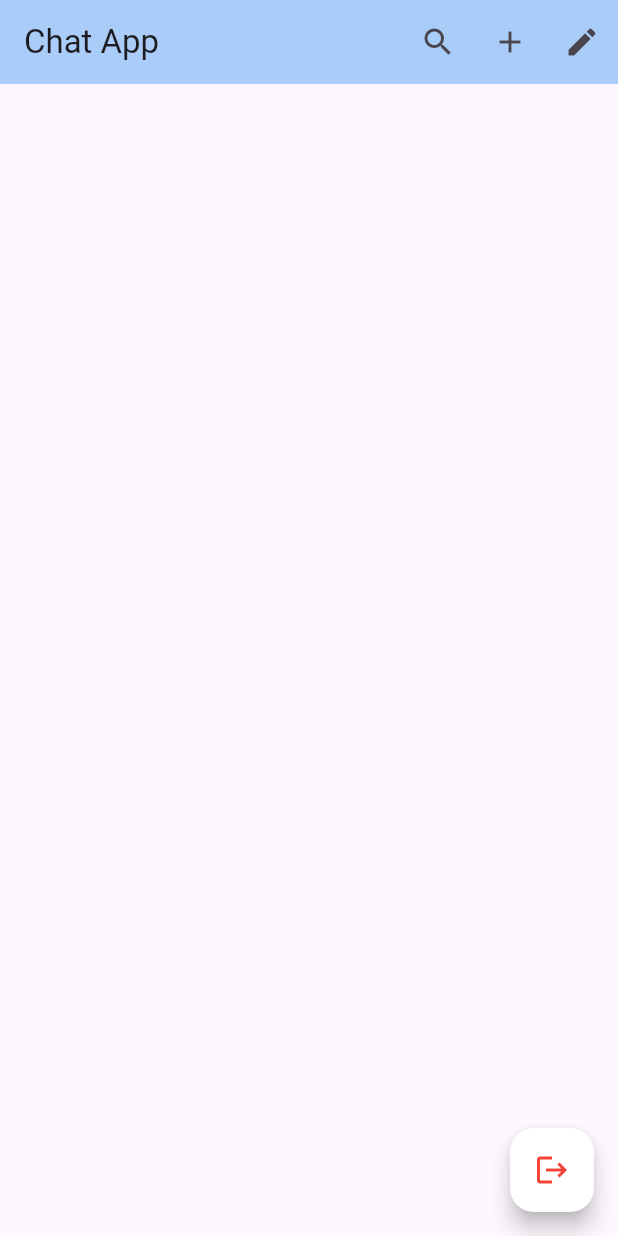
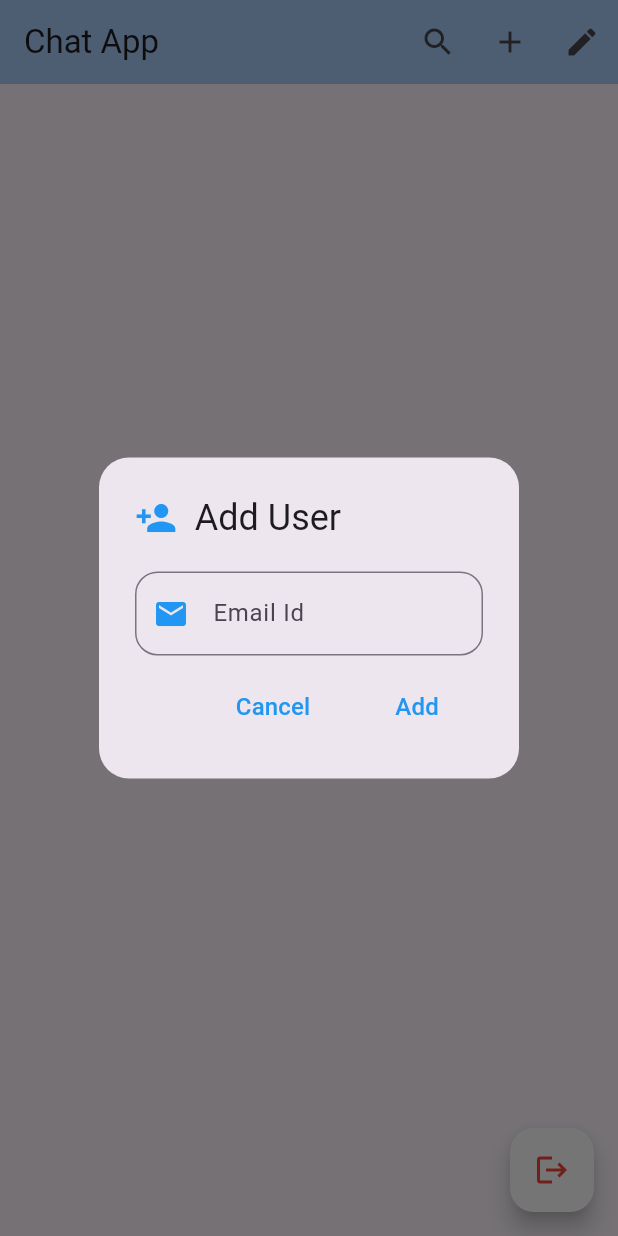
Before and after one commit to MannMeruliya/Chat_App, a Flutter app: the HomeScreen screen opened directly, after a tap on the "add" icon, on a phone screen of 412 x 824 dp. Run offline on Flutter 3.47's test engine with Material 2 defaults, Android fonts, the phone set to English and light mode, and no system bars; our stand-ins replace cached_network_image, cloud_firestore, firebase_auth, firebase_core, firebase_storage, google_sign_in and 2 more; accounts and stored records are empty; network calls fail.

Commit message:
12 PM || 5-10-23

```diff
--- a/lib/model/APIs.dart
+++ b/lib/model/APIs.dart
@@ -58,11 +58,33 @@ class Api {
         .set(user.toJson());
   }
 
-  static Stream<QuerySnapshot<Map<String, dynamic>>> getalluser() {
+  static Stream<QuerySnapshot<Map<String, dynamic>>> getuserID() {
     return firestore
         .collection('users')
-        .where('id', isNotEqualTo: auth.currentUser!.uid)
+        .doc(auth.currentUser!.uid)
+        .collection('my_users')
         .snapshots();
+  }
+
+  static Stream<QuerySnapshot<Map<String, dynamic>>> getalluser(
+      List<String> userId) {
+    print('userid : $userId');
+
+    return firestore
+        .collection('users')
+        .where('id', whereIn: userId)
+        // .where('id', isNotEqualTo: auth.currentUser!.uid)
+        .snapshots();
+  }
+
+  static Future<void> sendfirstmessage(
+      Chat chatuser, String msg, Type type) async {
+    await firestore
+        .collection('users')
+        .doc(chatuser.id)
+        .collection('my_users')
+        .doc(auth.currentUser!.uid)
+        .set({}).then((value) => sendMessage(chatuser, msg, type));
   }
 
   static Future<void> updateinfo() async {
@@ -144,4 +166,27 @@ class Api {
     await sendMessage(user, imageurl, Type.image);
   }
 
+  static Future<bool> addChatUser(String email) async {
+    final data = await firestore
+        .collection('users')
+        .where('email', isEqualTo: email)
+        .get();
+
+    print('data: ${data.docs}');
+
+    if (data.docs.isNotEmpty && data.docs.first.id != auth.currentUser!.uid) {
+      print('user exists: ${data.docs.first.data()}');
+
+      firestore
+          .collection('users')
+          .doc(auth.currentUser!.uid)
+          .collection('my_users')
+          .doc(data.docs.first.id)
+          .set({});
+
+      return true;
+    } else {
+      return false;
+    }
+  }
 }
--- a/lib/screen/homescreen.dart
+++ b/lib/screen/homescreen.dart
@@ -1,5 +1,6 @@
 import 'package:fb_miner/model/APIs.dart';
 import 'package:fb_miner/model/chat_model.dart';
+import 'package:fb_miner/model/helper/dialogs.dart';
 import 'package:fb_miner/screen/loginscreen.dart';
 import 'package:fb_miner/screen/profile_screen.dart';
 import 'package:fb_miner/screen/users.dart';
@@ -14,7 +15,6 @@ class HomeScreen extends StatefulWidget {
 }
 
 class _HomeScreenState extends State<HomeScreen> {
-
   List<Chat> _list = [];
 
   final List<Chat> _searchList = [];
@@ -40,7 +40,7 @@ class _HomeScreenState extends State<HomeScreen> {
       appBar: AppBar(
         backgroundColor: const Color(0xffAED2FF),
         title: _isSearching
-            ?TextField(
+            ? TextField(
                 decoration: const InputDecoration(
                   border: InputBorder.none,
                   hintText: "Name",
@@ -52,8 +52,8 @@ class _HomeScreenState extends State<HomeScreen> {
                 onChanged: (value) {
                   _searchList.clear();
 
-            for(var i in _list){
-              if(i.name.toLowerCase().contains(value.toLowerCase())){
+                  for (var i in _list) {
+                    if (i.name.toLowerCase().contains(value.toLowerCase())) {
                       _searchList.add(i);
                     }
                     setState(() {
@@ -62,21 +62,30 @@ class _HomeScreenState extends State<HomeScreen> {
                   }
                 },
               )
-            :const Text("Chat App"),
+            : const Text("Chat App"),
         actions: [
           IconButton(
             onPressed: () {
               setState(() {
                 _isSearching = !_isSearching;
               });
-              }, icon: Icon(_isSearching
-          ?Icons.close
-          :Icons.search),
+            },
+            icon: Icon(_isSearching ? Icons.close : Icons.search),
           ),
-          IconButton(onPressed: () {}, icon: const Icon(Icons.add)),
-          IconButton(onPressed: (){
-            Navigator.pushReplacement(context, MaterialPageRoute(builder: (context) => ProfileScreen(user: Api.me),));
-          }, icon: const Icon(Icons.edit)),
+          IconButton(
+              onPressed: () {
+                _addChatUserDialog();
+              },
+              icon: const Icon(Icons.add)),
+          IconButton(
+              onPressed: () {
+                Navigator.pushReplacement(
+                    context,
+                    MaterialPageRoute(
+                      builder: (context) => ProfileScreen(user: Api.me),
+                    ));
+              },
+              icon: const Icon(Icons.edit)),
         ],
         elevation: 1,
       ),
@@ -85,23 +94,98 @@ class _HomeScreenState extends State<HomeScreen> {
           signOut();
         },
         backgroundColor: Colors.white,
-        child: const Icon(Icons.logout,color: Colors.red),
+        child: const Icon(Icons.logout, color: Colors.red),
       ),
       body: StreamBuilder(
-          stream: Api.getalluser(),
+        stream: Api.getuserID(),
+        builder: (context, snapshot) {
+          switch (snapshot.connectionState) {
+            case ConnectionState.waiting:
+            case ConnectionState.none:
+              // return Center(child: CircularProgressIndicator());
+
+            //if some or all data is loaded then show it
+            case ConnectionState.active:
+            case ConnectionState.done:
+              return StreamBuilder(
+                stream: Api.getalluser(
+                    snapshot.data?.docs.map((e) => e.id).toList() ?? []),
                 builder: (context, snapshot) {
                   if (snapshot.hasData) {
                     final data = snapshot.data?.docs;
-              _list = data?.map((e) => Chat.fromJson(e.data())).toList() ?? [];
+                    _list =
+                        data?.map((e) => Chat.fromJson(e.data())).toList() ??
+                            [];
                   }
                   return ListView.builder(
-              itemCount: _isSearching ? _searchList.length: _list.length,
+                    itemCount: _isSearching ? _searchList.length : _list.length,
                     itemBuilder: (context, index) {
-                return chatuser(user: _isSearching? _searchList[index]: _list[index]);
+                      return chatuser(
+                          user:
+                              _isSearching ? _searchList[index] : _list[index]);
                     },
                   );
+                },
+              );
+          }
         },
       ),
     );
   }
+
+  void _addChatUserDialog() {
+    String email = '';
+
+    showDialog(
+        context: context,
+        builder: (_) => AlertDialog(
+              contentPadding: const EdgeInsets.only(
+                  left: 24, right: 24, top: 20, bottom: 10),
+              shape: RoundedRectangleBorder(
+                  borderRadius: BorderRadius.circular(20)),
+              title: Row(
+                children: const [
+                  Icon(
+                    Icons.person_add,
+                    color: Colors.blue,
+                    size: 28,
+                  ),
+                  Text('  Add User')
+                ],
+              ),
+              content: TextFormField(
+                maxLines: null,
+                onChanged: (value) => email = value,
+                decoration: InputDecoration(
+                    hintText: 'Email Id',
+                    prefixIcon: const Icon(Icons.email, color: Colors.blue),
+                    border: OutlineInputBorder(
+                        borderRadius: BorderRadius.circular(15))),
+              ),
+              actions: [
+                MaterialButton(
+                    onPressed: () {
+                      Navigator.pop(context);
+                    },
+                    child: const Text('Cancel',
+                        style: TextStyle(color: Colors.blue, fontSize: 16))),
+                MaterialButton(
+                    onPressed: () async {
+                      Navigator.pop(context);
+                      if (email.isNotEmpty) {
+                        await Api.addChatUser(email).then((value) {
+                          if (!value) {
+                            Dialogs.showSnackbar(
+                                context, 'User does not Exists!');
                           }
+                        });
+                      }
+                    },
+                    child: const Text(
+                      'Add',
+                      style: TextStyle(color: Colors.blue, fontSize: 16),
+                    ))
+              ],
+            ));
+  }
+}
```
Also changed, not shown: lib/model/helper/dialogs.dart (added, +16 -0 lines), lib/screen/chatscreen.dart (+6 -1 lines). Lines whose indentation alone changed are shown as unchanged.
